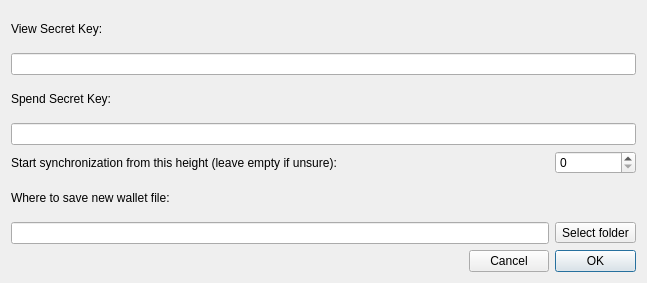
Old version of the form src/gui/ui/importkeysdialog.ui in the repository seredat/karbowanecwallet.
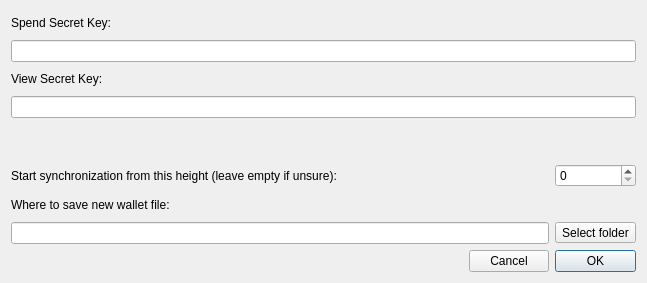
New version of the form.

The edit to the form file:
```diff
--- a/src/gui/ui/importkeysdialog.ui
+++ b/src/gui/ui/importkeysdialog.ui
@@ -20,54 +20,21 @@
    <string>Import private keys</string>
   </property>
   <layout class="QGridLayout" name="gridLayout">
-   <item row="1" column="0" colspan="4">
-    <widget class="QLineEdit" name="m_viewKeyEdit"/>
-   </item>
-   <item row="7" column="2" colspan="2">
-    <widget class="QToolButton" name="m_selectPathButton">
-     <property name="text">
-      <string>Select folder</string>
-     </property>
-    </widget>
-   </item>
-   <item row="5" column="2" colspan="2">
+   <item row="6" column="2" colspan="2">
     <widget class="QSpinBox" name="m_syncHeight">
      <property name="maximum">
       <number>999999999</number>
      </property>
     </widget>
    </item>
-   <item row="3" column="0" colspan="4">
-    <widget class="QLineEdit" name="m_spendKeyEdit"/>
-   </item>
-   <item row="6" column="0" colspan="4">
+   <item row="7" column="0" colspan="4">
     <widget class="QLabel" name="label_2">
      <property name="text">
       <string>Where to save new wallet file:</string>
      </property>
     </widget>
    </item>
-   <item row="7" column="0" colspan="2">
-    <widget class="QLineEdit" name="m_pathEdit"/>
-   </item>
-   <item row="9" column="1">
-    <widget class="QPushButton" name="m_cancelButton">
-     <property name="text">
-      <string>Cancel</string>
-     </property>
-     <property name="autoDefault">
-      <bool>false</bool>
-     </property>
-    </widget>
-   </item>
-   <item row="2" column="0" colspan="4">
-    <widget class="QLabel" name="label_3">
-     <property name="text">
-      <string>Spend Secret Key:</string>
-     </property>
-    </widget>
-   </item>
-   <item row="9" column="0">
+   <item row="10" column="0">
     <spacer name="horizontalSpacer">
      <property name="orientation">
       <enum>Qt::Horizontal</enum>
@@ -80,21 +47,17 @@
      </property>
     </spacer>
    </item>
-   <item row="0" column="0" colspan="4">
-    <widget class="QLabel" name="label">
-     <property name="text">
-      <string>View Secret Key:</string>
-     </property>
-    </widget>
+   <item row="1" column="0" colspan="4">
+    <widget class="QLineEdit" name="m_spendKeyEdit"/>
    </item>
-   <item row="5" column="0">
+   <item row="6" column="0">
     <widget class="QLabel" name="label_4">
      <property name="text">
       <string>Start synchronization from this height (leave empty if unsure):</string>
      </property>
     </widget>
    </item>
-   <item row="9" column="2" colspan="2">
+   <item row="10" column="2" colspan="2">
     <widget class="QPushButton" name="m_okButton">
      <property name="text">
       <string>OK</string>
@@ -107,6 +70,59 @@
      </property>
     </widget>
    </item>
+   <item row="10" column="1">
+    <widget class="QPushButton" name="m_cancelButton">
+     <property name="text">
+      <string>Cancel</string>
+     </property>
+     <property name="autoDefault">
+      <bool>false</bool>
+     </property>
+    </widget>
+   </item>
+   <item row="3" column="0" colspan="4">
+    <widget class="QLineEdit" name="m_viewKeyEdit"/>
+   </item>
+   <item row="0" column="0">
+    <widget class="QLabel" name="label_3">
+     <property name="text">
+      <string>Spend Secret Key:</string>
+     </property>
+    </widget>
+   </item>
+   <item row="8" column="2" colspan="2">
+    <widget class="QToolButton" name="m_selectPathButton">
+     <property name="text">
+      <string>Select folder</string>
+     </property>
+    </widget>
+   </item>
+   <item row="2" column="0">
+    <widget class="QLabel" name="label">
+     <property name="text">
+      <string>View Secret Key:</string>
+     </property>
+    </widget>
+   </item>
+   <item row="8" column="0" colspan="2">
+    <widget class="QLineEdit" name="m_pathEdit"/>
+   </item>
+   <item row="4" column="0" colspan="4">
+    <spacer name="verticalSpacer">
+     <property name="orientation">
+      <enum>Qt::Vertical</enum>
+     </property>
+     <property name="sizeType">
+      <enum>QSizePolicy::Fixed</enum>
+     </property>
+     <property name="sizeHint" stdset="0">
+      <size>
+       <width>10</width>
+       <height>40</height>
+      </size>
+     </property>
+    </spacer>
+   </item>
   </layout>
  </widget>
  <resources/>
```
